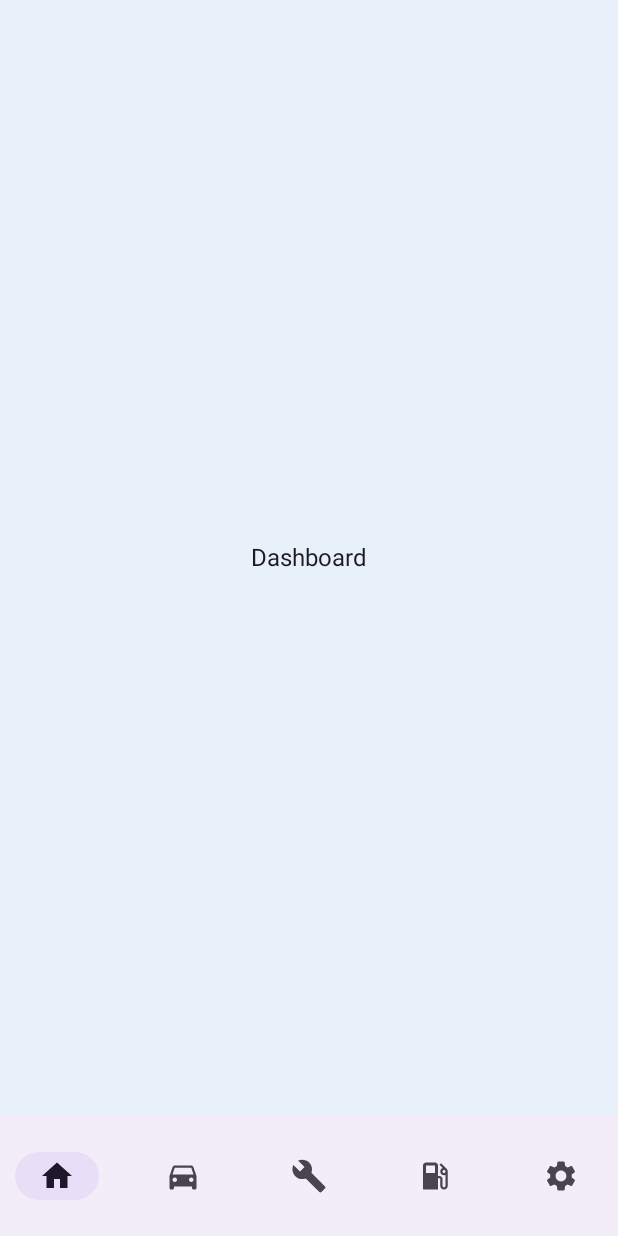
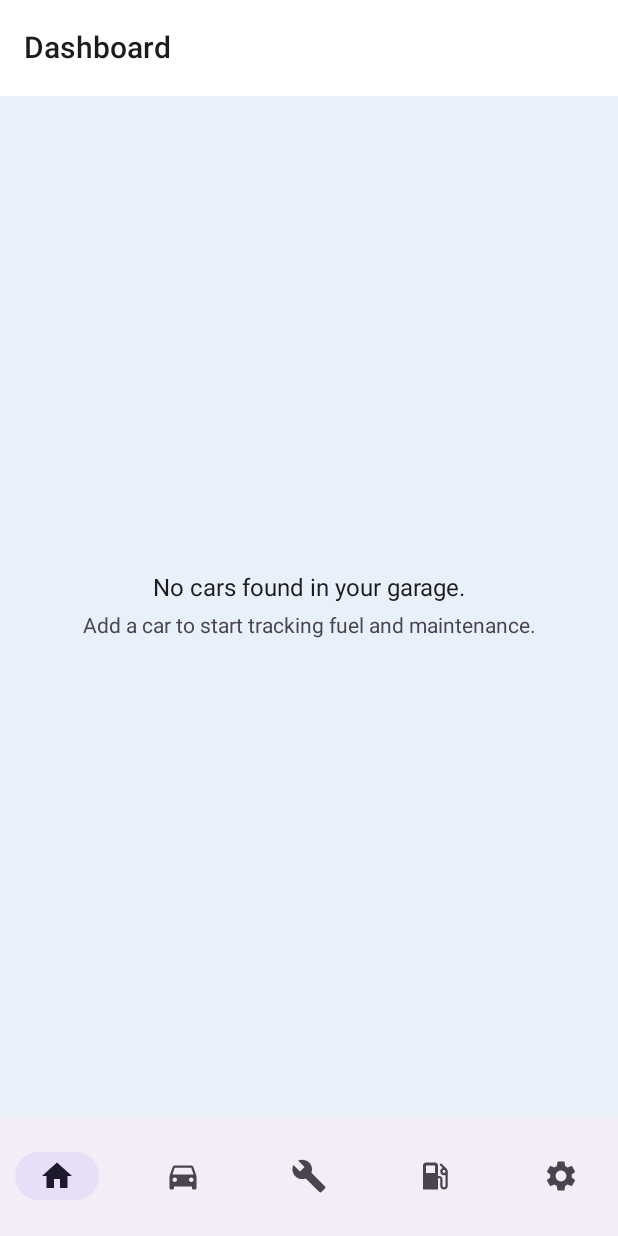
Before and after one commit to BozhidarPetkov05/MobileApps2025-2401321006, an Android app built with Jetpack Compose: the DashboardScreen screen opened through its navigation route, on a phone screen of 412 x 824 dp. Run offline under Robolectric (Android 15) with nearby library versions, the phone set to English and light mode, and no system bars; our stand-ins replace Room's generated code.

Commit message:
Implemented Car Selection persistance

```diff
--- a/app/src/main/java/com/example/autotrack/navigation/AppNavigation.kt
+++ b/app/src/main/java/com/example/autotrack/navigation/AppNavigation.kt
@@ -1,6 +1,10 @@
 package com.example.autotrack.navigation
 
+import androidx.compose.animation.core.tween
+import androidx.compose.animation.fadeIn
+import androidx.compose.animation.fadeOut
 import androidx.compose.foundation.layout.Box
+import androidx.compose.foundation.layout.WindowInsets
 import androidx.compose.foundation.layout.fillMaxSize
 import androidx.compose.foundation.layout.padding
 import androidx.compose.material3.Scaffold
@@ -16,6 +20,7 @@ import androidx.navigation.compose.currentBackStackEntryAsState
 import androidx.navigation.compose.rememberNavController
 import androidx.navigation.navArgument
 import com.example.autotrack.ui.components.BottomNavigationBar
+import com.example.autotrack.ui.dashboard.DashboardScreen
 
 @Composable
 fun AppNavigation() {
@@ -32,6 +37,7 @@ fun AppNavigation() {
     )
 
     Scaffold(
+        contentWindowInsets = WindowInsets(0, 0, 0, 0),
         bottomBar = {
             if (showBottomBar) {
                 BottomNavigationBar(navController)
@@ -43,10 +49,14 @@ fun AppNavigation() {
             startDestination = Screen.Dashboard.route,
             modifier = Modifier
                 .fillMaxSize()
-                .padding(innerPadding)
+                .padding(innerPadding),
+            enterTransition = { fadeIn(animationSpec = tween(150)) },
+            exitTransition = { fadeOut(animationSpec = tween(150)) },
+            popEnterTransition = { fadeIn(animationSpec = tween(150)) },
+            popExitTransition = { fadeOut(animationSpec = tween(150)) }
         ) {
             composable(Screen.Dashboard.route) {
-                PlaceholderScreen("Dashboard")
+                DashboardScreen()
             }
 
             composable(Screen.Garage.route) {
@@ -89,7 +99,7 @@ fun AppNavigation() {
             }
 
             composable(
-                Screen.EditCar.route,
+                route = Screen.EditCar.route,
                 arguments = listOf(
                     navArgument("carId") {
                         type = NavType.IntType
@@ -104,7 +114,7 @@ fun AppNavigation() {
             }
 
             composable(
-                Screen.EditFuel.route,
+                route = Screen.EditFuel.route,
                 arguments = listOf(
                     navArgument("fuelId") {
                         type = NavType.IntType
@@ -119,7 +129,7 @@ fun AppNavigation() {
             }
 
             composable(
-                Screen.EditMaintenance.route,
+                route = Screen.EditMaintenance.route,
                 arguments = listOf(
                     navArgument("maintenanceId") {
                         type = NavType.IntType
@@ -134,7 +144,7 @@ fun AppNavigation() {
             }
 
             composable(
-                Screen.EditReminder.route,
+                route = Screen.EditReminder.route,
                 arguments = listOf(
                     navArgument("reminderId") {
                         type = NavType.IntType
--- a/app/src/main/java/com/example/autotrack/ui/dashboard/DashboardScreen.kt
+++ b/app/src/main/java/com/example/autotrack/ui/dashboard/DashboardScreen.kt
@@ -1 +1,132 @@
 package com.example.autotrack.ui.dashboard
+
+import androidx.compose.foundation.layout.*
+import androidx.compose.material.icons.Icons
+import androidx.compose.material.icons.filled.ArrowDropDown
+import androidx.compose.material.icons.filled.DirectionsCar
+import androidx.compose.material3.*
+import androidx.compose.runtime.*
+import androidx.compose.ui.Alignment
+import androidx.compose.ui.Modifier
+import androidx.compose.ui.unit.dp
+import androidx.lifecycle.viewmodel.compose.viewModel
+import com.example.autotrack.viewmodel.CarViewModel
+
+@OptIn(ExperimentalMaterial3Api::class)
+@Composable
+fun DashboardScreen(
+    carViewModel: CarViewModel = viewModel()
+) {
+    val cars by carViewModel.cars.collectAsState()
+    val selectedCar by carViewModel.selectedCar.collectAsState()
+
+    var expanded by remember { mutableStateOf(false) }
+
+    Surface(
+        modifier = Modifier.fillMaxSize(),
+        color = MaterialTheme.colorScheme.background
+    ) {
+        Column(
+            modifier = Modifier.fillMaxSize()
+        ) {
+            Surface(
+                modifier = Modifier.fillMaxWidth(),
+                color = MaterialTheme.colorScheme.surface,
+                tonalElevation = 3.dp
+            ) {
+                TopAppBar(
+                    title = {
+                        Box(modifier = Modifier.fillMaxWidth()) {
+                            if (cars.isNotEmpty()) {
+                                TextButton(onClick = { expanded = true }) {
+                                    Icon(
+                                        imageVector = Icons.Default.DirectionsCar,
+                                        contentDescription = null,
+                                        modifier = Modifier.size(24.dp)
+                                    )
+                                    Spacer(modifier = Modifier.width(8.dp))
+                                    Text(
+                                        text = selectedCar?.let { "${it.make} ${it.model} (${it.year})" } ?: "Select Car",
+                                        style = MaterialTheme.typography.titleMedium
+                                    )
+                                    Icon(
+                                        imageVector = Icons.Default.ArrowDropDown,
+                                        contentDescription = null
+                                    )
+                                }
+
+                                DropdownMenu(
+                                    expanded = expanded,
+                                    onDismissRequest = { expanded = false }
+                                ) {
+                                    cars.forEach { car ->
+                                        DropdownMenuItem(
+                                            text = { Text("${car.make} ${car.model} (${car.year}) - ${car.licensePlate}") },
+                                            onClick = {
+                                                carViewModel.selectCar(car.id)
+                                                expanded = false
+                                            }
+                                        )
+                                    }
+                                }
+                            } else {
+                                Text(text = "Dashboard")
+                            }
+                        }
+                    },
+                    colors = TopAppBarDefaults.topAppBarColors(
+                        containerColor = MaterialTheme.colorScheme.surface
+                    ),
+                    windowInsets = TopAppBarDefaults.windowInsets
+                )
+            }
+
+            Box(
+                modifier = Modifier
+                    .fillMaxSize()
+                    .padding(16.dp),
+                contentAlignment = Alignment.Center
+            ) {
+                if (cars.isEmpty()) {
+                    Column(
+                        horizontalAlignment = Alignment.CenterHorizontally,
+                        verticalArrangement = Arrangement.Center
+                    ) {
+                        Text(
+                            text = "No cars found in your garage.",
+                            style = MaterialTheme.typography.bodyLarge
+                        )
+                        Spacer(modifier = Modifier.height(8.dp))
+                        Text(
+                            text = "Add a car to start tracking fuel and maintenance.",
+                            style = MaterialTheme.typography.bodyMedium,
+                            color = MaterialTheme.colorScheme.onSurfaceVariant
+                        )
+                    }
+                } else {
+                    selectedCar?.let { car ->
+                        Column(
+                            modifier = Modifier.fillMaxSize(),
+                            verticalArrangement = Arrangement.spacedBy(16.dp)
+                        ) {
+                            Card(
+                                modifier = Modifier.fillMaxWidth()
+                            ) {
+                                Column(modifier = Modifier.padding(16.dp)) {
+                                    Text(
+                                        text = "${car.make} ${car.model}",
+                                        style = MaterialTheme.typography.headlineSmall
+                                    )
+                                    Spacer(modifier = Modifier.height(4.dp))
+                                    Text(text = "Year: ${car.year}")
+                                    Text(text = "License Plate: ${car.licensePlate}")
+                                    Text(text = "Mileage: ${car.mileage} km")
+                                }
+                            }
+                        }
+                    }
+                }
+            }
+        }
+    }
+}
--- a/app/src/main/java/com/example/autotrack/viewmodel/CarViewModel.kt
+++ b/app/src/main/java/com/example/autotrack/viewmodel/CarViewModel.kt
@@ -1 +1,58 @@
 package com.example.autotrack.viewmodel
+
+import android.app.Application
+import androidx.lifecycle.AndroidViewModel
+import androidx.lifecycle.viewModelScope
+import com.example.autotrack.data.database.AppDatabase
+import com.example.autotrack.data.entity.Car
+import com.example.autotrack.data.repository.CarRepository
+import com.example.autotrack.datastore.PreferencesManager
+import kotlinx.coroutines.flow.SharingStarted
+import kotlinx.coroutines.flow.StateFlow
+import kotlinx.coroutines.flow.combine
+import kotlinx.coroutines.flow.stateIn
+import kotlinx.coroutines.launch
+
+class CarViewModel(application: Application) : AndroidViewModel(application) {
+    private val database = AppDatabase.getDatabase(application)
+    private val carRepository = CarRepository(database.carDao())
+    private val preferencesManager = PreferencesManager(application)
+
+    val cars: StateFlow<List<Car>> = carRepository.allCars
+        .stateIn(viewModelScope, SharingStarted.WhileSubscribed(5000), emptyList())
+
+    val selectedCarId: StateFlow<Int?> = preferencesManager.selectedCarId
+        .stateIn(viewModelScope, SharingStarted.WhileSubscribed(5000), null)
+
+    val selectedCar: StateFlow<Car?> = combine(cars, selectedCarId) { carList, carId ->
+        carList.find { it.id == carId } ?: carList.firstOrNull()
+    }.stateIn(viewModelScope, SharingStarted.WhileSubscribed(5000), null)
+
+    fun selectCar(carId: Int) {
+        viewModelScope.launch {
+            preferencesManager.saveSelectedCarId(carId)
+        }
+    }
+
+    fun addCar(car: Car, onComplete: (Long) -> Unit = {}) {
+        viewModelScope.launch {
+            val id = carRepository.insertCar(car)
+            if (selectedCarId.value == null) {
+                selectCar(id.toInt())
+            }
+            onComplete(id)
+        }
+    }
+
+    fun updateCar(car: Car) {
+        viewModelScope.launch {
+            carRepository.updateCar(car)
+        }
+    }
+
+    fun deleteCar(car: Car) {
+        viewModelScope.launch {
+            carRepository.deleteCar(car)
+        }
+    }
+}
```
